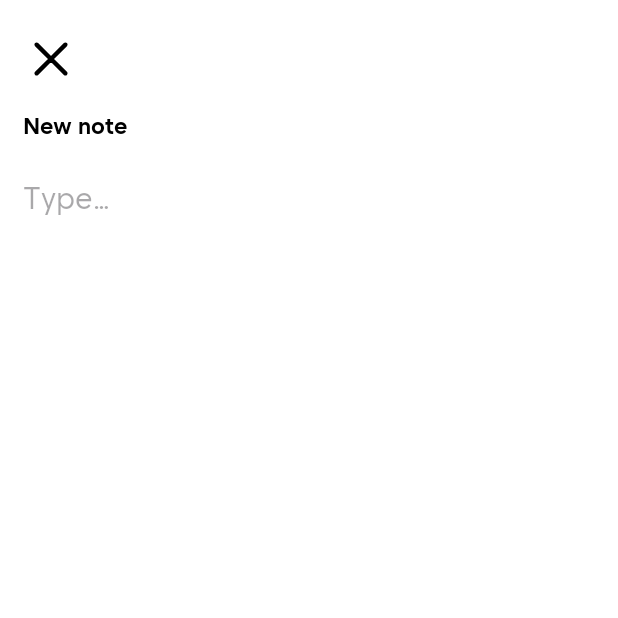
After one commit to chrisstel/NotesApp, an Android app: the fragment NoteDetailsFragment placed in its activity, on a phone screen of 412 x 824 dp, the top half of it. The commit adds this screen. Run offline under Robolectric (Android 15) with nearby library versions, the phone set to English and light mode, and no system bars.

Commit message:
add note details

```diff
--- a/app/src/main/java/com/example/notes/domain/data/Note.kt
+++ b/app/src/main/java/com/example/notes/domain/data/Note.kt
@@ -1,7 +1,9 @@
 package com.example.notes.domain.data
+
+import java.io.Serializable
 
 data class Note(
     val id: Int = 0,
     val caption: String,
     val text: String
-)
+) : Serializable
--- /dev/null
+++ b/app/src/main/java/com/example/notes/ui/main/NoteDetailsFragment.kt
@@ -0,0 +1,46 @@
+package com.example.notes.ui.main
+
+import android.os.Bundle
+import android.view.LayoutInflater
+import android.view.View
+import android.view.ViewGroup
+import androidx.fragment.app.Fragment
+import androidx.navigation.fragment.findNavController
+import com.example.notes.R
+import com.example.notes.databinding.FragmentNoteDetailsBinding
+import com.example.notes.domain.data.Note
+
+class NoteDetailsFragment : Fragment() {
+    private lateinit var _binding: FragmentNoteDetailsBinding
+
+    override fun onCreateView(
+        inflater: LayoutInflater,
+        container: ViewGroup?,
+        savedInstanceState: Bundle?
+    ): View =
+        FragmentNoteDetailsBinding.inflate(inflater, container, false).also { _binding = it }.root
+
+    override fun onViewCreated(view: View, savedInstanceState: Bundle?) {
+        super.onViewCreated(view, savedInstanceState)
+
+        showNoteDetails()
+        cancel()
+    }
+
+    private fun showNoteDetails() {
+        arguments?.getSerializable("note", Note::class.java)?.let { note ->
+            views {
+                noteDate.text = note.caption
+                noteText.text = note.text
+            }
+        }
+    }
+
+    private fun cancel() = views {
+        cancelButton.setOnClickListener {
+            findNavController().navigate(R.id.action_noteDetailsFragment_to_mainFragment)
+        }
+    }
+
+    private fun <T> views(block: FragmentNoteDetailsBinding.() -> T): T = _binding.block()
+}
--- a/app/src/main/java/com/example/notes/ui/main/recyclerview/NoteAdapter.kt
+++ b/app/src/main/java/com/example/notes/ui/main/recyclerview/NoteAdapter.kt
@@ -7,8 +7,11 @@ import com.example.notes.domain.data.Note
 class NoteAdapter : ListAdapter<Note, NoteViewHolder>(
     NoteDiffCallback()
 ) {
-
     override fun onCreateViewHolder(parent: ViewGroup, viewType: Int): NoteViewHolder = NoteViewHolder.create(parent)
 
     override fun onBindViewHolder(holder: NoteViewHolder, position: Int) = holder.bind(getItem(position))
+
+    fun setOnClickListener(listener: (Note) -> Unit) {
+        NoteViewHolder.onClick = listener
+    }
 }
--- a/app/src/main/java/com/example/notes/ui/main/recyclerview/NoteViewHolder.kt
+++ b/app/src/main/java/com/example/notes/ui/main/recyclerview/NoteViewHolder.kt
@@ -11,6 +11,7 @@ class NoteViewHolder(private val binding: NoteItemBinding) : RecyclerView.ViewHo
         private set
 
     companion object {
+        var onClick: ((Note) -> Unit)? = null
 
         fun create(parent: ViewGroup) = NoteItemBinding.inflate(
             LayoutInflater.from(parent.context),
@@ -25,6 +26,7 @@ class NoteViewHolder(private val binding: NoteItemBinding) : RecyclerView.ViewHo
         views {
             TVCaption.text = note.caption
             TVText.text = note.text
+            root.setOnClickListener { onClick?.invoke(note) }
         }
     }
 
--- /dev/null
+++ b/app/src/main/res/layout/fragment_note_details.xml
@@ -0,0 +1,77 @@
+<?xml version="1.0" encoding="utf-8"?>
+<androidx.constraintlayout.widget.ConstraintLayout xmlns:android="http://schemas.android.com/apk/res/android"
+    xmlns:app="http://schemas.android.com/apk/res-auto"
+    android:layout_width="match_parent"
+    android:layout_height="match_parent"
+    android:background="@color/white">
+
+    <ScrollView
+        android:layout_width="0dp"
+        android:layout_height="0dp"
+        app:layout_constraintBottom_toBottomOf="parent"
+        app:layout_constraintEnd_toEndOf="parent"
+        app:layout_constraintStart_toStartOf="parent"
+        app:layout_constraintTop_toTopOf="parent">
+
+        <androidx.constraintlayout.widget.ConstraintLayout
+            android:layout_width="match_parent"
+            android:layout_height="wrap_content">
+
+            <ImageView
+                android:id="@+id/cancel_button"
+                android:layout_width="wrap_content"
+                android:layout_height="wrap_content"
+                android:layout_marginStart="10dp"
+                android:layout_marginTop="15dp"
+                android:clickable="true"
+                android:contentDescription="@string/cancel_button_description"
+                android:src="@drawable/ic_cross_48"
+                app:layout_constraintStart_toStartOf="parent"
+                app:layout_constraintTop_toTopOf="parent" />
+
+            <TextView
+                android:id="@+id/note_date"
+                android:layout_width="wrap_content"
+                android:layout_height="wrap_content"
+                android:layout_marginHorizontal="15dp"
+                android:layout_marginTop="10dp"
+                android:text="@string/new_note_title"
+                android:textStyle="bold"
+                android:textSize="15sp"
+                app:layout_constraintStart_toStartOf="parent"
+                app:layout_constraintTop_toBottomOf="@id/cancel_button" />
+
+            <!--            <ImageView-->
+            <!--                android:id="@+id/save_note_button"-->
+            <!--                android:layout_width="wrap_content"-->
+            <!--                android:layout_height="wrap_content"-->
+            <!--                android:layout_marginTop="15dp"-->
+            <!--                android:layout_marginEnd="10dp"-->
+            <!--                android:clickable="true"-->
+            <!--                android:contentDescription="@string/save_note_button_description"-->
+            <!--                android:src="@drawable/ic_done_48"-->
+            <!--                app:layout_constraintEnd_toEndOf="parent"-->
+            <!--                app:layout_constraintTop_toTopOf="parent" />-->
+
+            <TextView
+                android:id="@+id/note_text"
+                android:layout_width="0dp"
+                android:layout_height="wrap_content"
+                android:layout_marginHorizontal="15dp"
+                android:layout_marginTop="25dp"
+                android:background="@null"
+                android:hint="@string/type_hint"
+                android:importantForAutofill="no"
+                android:inputType="textMultiLine"
+                android:textSize="20sp"
+                app:layout_constraintEnd_toEndOf="parent"
+                app:layout_constraintHeight_min="48dp"
+                app:layout_constraintStart_toStartOf="parent"
+                app:layout_constraintTop_toBottomOf="@id/note_date"
+                app:layout_constraintWidth_max="488dp" />
+
+        </androidx.constraintlayout.widget.ConstraintLayout>
+
+    </ScrollView>
+
+</androidx.constraintlayout.widget.ConstraintLayout>
--- a/app/src/main/res/navigation/nav_graph.xml
+++ b/app/src/main/res/navigation/nav_graph.xml
@@ -9,11 +9,14 @@
         android:id="@+id/mainFragment"
         android:name="com.example.notes.ui.main.MainFragment"
         android:label="MainFragment"
-        tools:layout="@layout/fragment_main" >
+        tools:layout="@layout/fragment_main">
         <action
             android:id="@+id/action_mainFragment_to_addNoteFragment"
             app:destination="@id/addNoteFragment"
             app:enterAnim="@anim/from_down" />
+        <action
+            android:id="@+id/action_mainFragment_to_noteDetailsFragment"
+            app:destination="@id/noteDetailsFragment" />
     </fragment>
     <fragment
         android:id="@+id/getStartedFragment"
@@ -55,7 +58,7 @@
         android:id="@+id/createAccountFragment"
         android:name="com.example.notes.ui.create_account.CreateAccountFragment"
         android:label="CreateAccountFragment"
-        tools:layout="@layout/fragment_create_account" >
+        tools:layout="@layout/fragment_create_account">
         <action
             android:id="@+id/action_createAccountFragment_to_mainFragment"
             app:destination="@id/mainFragment"
@@ -66,7 +69,7 @@
         android:id="@+id/addNoteFragment"
         android:name="com.example.notes.ui.note.AddNoteFragment"
         android:label="AddNoteFragment"
-        tools:layout="@layout/fragment_add_note" >
+        tools:layout="@layout/fragment_add_note">
         <action
             android:id="@+id/action_addNoteFragment_to_mainFragment"
             app:destination="@id/mainFragment"
@@ -75,5 +78,17 @@
             app:popEnterAnim="@anim/from_down"
             app:popExitAnim="@anim/to_up" />
     </fragment>
+    <fragment
+        android:id="@+id/noteDetailsFragment"
+        android:name="com.example.notes.ui.main.NoteDetailsFragment"
+        android:label="NoteDetailsFragment"
+        tools:layout="@layout/fragment_note_details" >
+        <action
+            android:id="@+id/action_noteDetailsFragment_to_mainFragment"
+            app:destination="@id/mainFragment" />
+        <argument
+            android:name="note"
+            app:argType="com.example.notes.domain.data.Note" />
+    </fragment>
 
 </navigation>
```
Also changed, not shown: app/src/main/java/com/example/notes/ui/AddNoteDialogFragment.kt (deleted, +0 -20 lines), app/src/main/java/com/example/notes/ui/main/MainFragment.kt (+15 -8 lines), app/src/main/res/layout/dialog_fragment_add_note.xml (deleted, +0 -28 lines).
